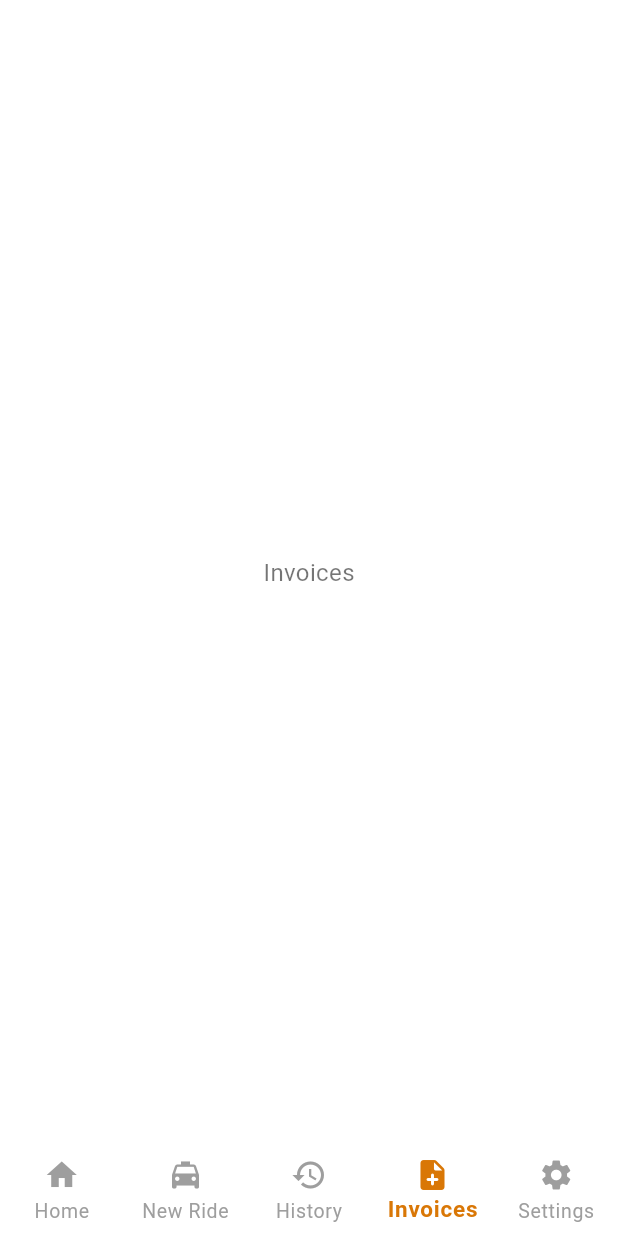
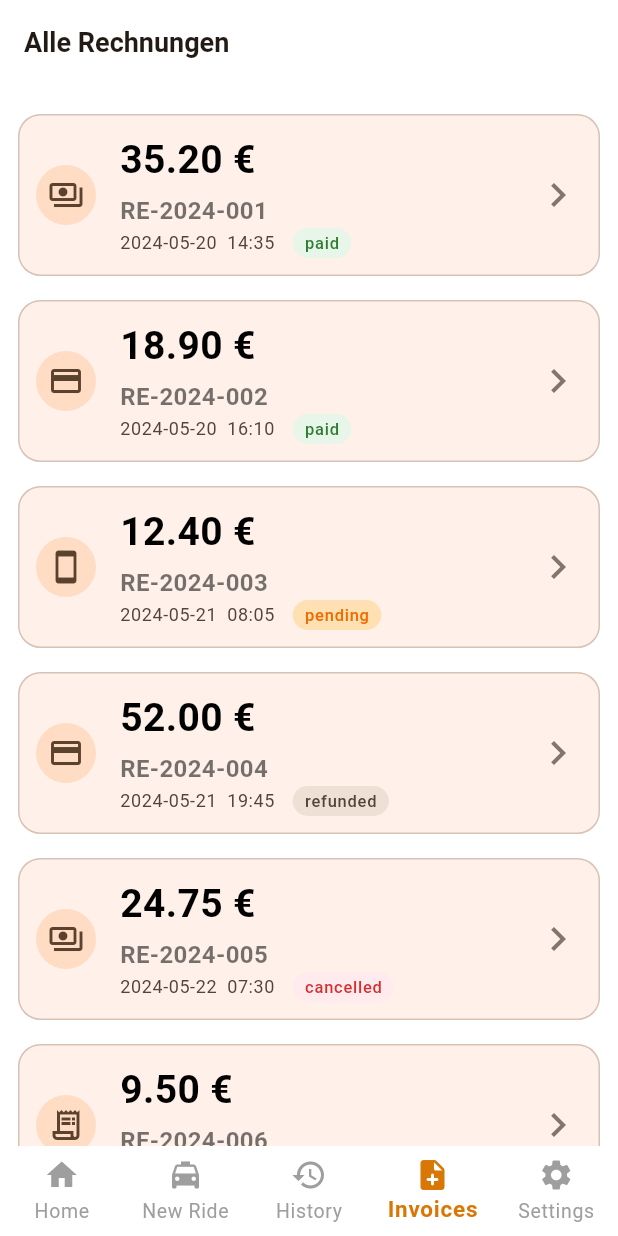
Before and after one commit to zynqly-smartkassa/zynqly, a Flutter app: the screen it shows after launch, item 4 of the bottom bar chosen, on a phone screen of 412 x 824 dp. Run offline on Flutter 3.47's test engine with Material 3 defaults, Android fonts, the phone set to English and light mode, and no system bars; our stand-ins replace dio, flutter_riverpod.

Commit message:
feat: add receipt list screen with reusable card widgets
Using Dummy Data that implements structure of openAPI to show all receipts screen

```diff
--- a/apps/mobile/lib/app/root_screen.dart
+++ b/apps/mobile/lib/app/root_screen.dart
@@ -1,4 +1,5 @@
 import 'package:flutter/material.dart';
+import 'package:zynqly_mobile/features/receipts/presentation/screens/all_receipts_screen.dart';
 import 'package:zynqly_mobile/features/rides/presentation/screens/all_rides_screen.dart';
 
 class RootScreen extends StatefulWidget {
@@ -15,7 +16,7 @@ class _RootScreenState extends State<RootScreen> {
     Center(child: Text('Home')),
     Center(child: Text('New Ride')),
     const AllRidesScreen(),
-    Center(child: Text('Invoices')),
+    const AllReceiptsScreen(),
     Center(child: Text('Settings')),
   ];
 
--- /dev/null
+++ b/apps/mobile/lib/features/receipts/data/dummy_receipts.dart
@@ -0,0 +1,69 @@
+import 'package:zynqly_mobile/features/receipts/data/models/receipt_list_dto.dart';
+
+/// Placeholder data shaped like `ReceiptListPage.content` of the OpenAPI spec,
+/// until the screen is wired to the backend.
+final List<ReceiptListDto> dummyReceipts = [
+  ReceiptListDto(
+    id: 1001,
+    receiptNumber: 'RE-2024-001',
+    issuedAt: DateTime.utc(2024, 5, 20, 14, 35),
+    paymentMethod: PaymentMethod.cash,
+    status: PaymentStatus.paid,
+    total: 35.20,
+    currency: Currency.eur,
+  ),
+  ReceiptListDto(
+    id: 1002,
+    receiptNumber: 'RE-2024-002',
+    issuedAt: DateTime.utc(2024, 5, 20, 16, 10),
+    paymentMethod: PaymentMethod.card,
+    status: PaymentStatus.paid,
+    total: 18.90,
+    currency: Currency.eur,
+  ),
+  ReceiptListDto(
+    id: 1003,
+    receiptNumber: 'RE-2024-003',
+    issuedAt: DateTime.utc(2024, 5, 21, 8, 5),
+    paymentMethod: PaymentMethod.app,
+    status: PaymentStatus.pending,
+    total: 12.40,
+    currency: Currency.eur,
+  ),
+  ReceiptListDto(
+    id: 1004,
+    receiptNumber: 'RE-2024-004',
+    issuedAt: DateTime.utc(2024, 5, 21, 19, 45),
+    paymentMethod: PaymentMethod.card,
+    status: PaymentStatus.refunded,
+    total: 52.00,
+    currency: Currency.eur,
+  ),
+  ReceiptListDto(
+    id: 1005,
+    receiptNumber: 'RE-2024-005',
+    issuedAt: DateTime.utc(2024, 5, 22, 7, 30),
+    paymentMethod: PaymentMethod.cash,
+    status: PaymentStatus.cancelled,
+    total: 24.75,
+    currency: Currency.eur,
+  ),
+  ReceiptListDto(
+    id: 1006,
+    receiptNumber: 'RE-2024-006',
+    issuedAt: DateTime.utc(2024, 5, 22, 12, 0),
+    paymentMethod: PaymentMethod.other,
+    status: PaymentStatus.paid,
+    total: 9.50,
+    currency: Currency.eur,
+  ),
+  ReceiptListDto(
+    id: 1007,
+    receiptNumber: 'RE-2024-007',
+    issuedAt: DateTime.utc(2024, 5, 23, 22, 15),
+    paymentMethod: PaymentMethod.app,
+    status: PaymentStatus.paid,
+    total: 1234.50,
+    currency: Currency.eur,
+  ),
+];
--- /dev/null
+++ b/apps/mobile/lib/features/receipts/data/models/receipt_list_dto.dart
@@ -0,0 +1,80 @@
+enum PaymentMethod {
+  cash('CASH'),
+  card('CARD'),
+  app('APP'),
+  other('OTHER');
+
+  const PaymentMethod(this.apiValue);
+
+  final String apiValue;
+
+  static PaymentMethod fromApi(String value) => values.firstWhere(
+    (method) => method.apiValue == value,
+    orElse: () => throw FormatException('Unknown payment method: $value'),
+  );
+}
+
+enum PaymentStatus {
+  pending('PENDING'),
+  paid('PAID'),
+  refunded('REFUNDED'),
+  cancelled('CANCELLED');
+
+  const PaymentStatus(this.apiValue);
+
+  final String apiValue;
+
+  static PaymentStatus fromApi(String value) => values.firstWhere(
+    (status) => status.apiValue == value,
+    orElse: () => throw FormatException('Unknown payment status: $value'),
+  );
+}
+
+enum Currency {
+  eur('EUR', '€');
+
+  const Currency(this.apiValue, this.symbol);
+
+  final String apiValue;
+  final String symbol;
+
+  static Currency fromApi(String value) => values.firstWhere(
+    (currency) => currency.apiValue == value,
+    orElse: () => throw FormatException('Unknown currency: $value'),
+  );
+}
+
+/// A single entry of the receipt list, see `ReceiptListDto` in the OpenAPI spec.
+class ReceiptListDto {
+  const ReceiptListDto({
+    required this.id,
+    required this.receiptNumber,
+    required this.issuedAt,
+    required this.paymentMethod,
+    required this.status,
+    required this.total,
+    required this.currency,
+  });
+
+  final int id;
+  final String receiptNumber;
+  final DateTime issuedAt;
+  final PaymentMethod paymentMethod;
+  final PaymentStatus status;
+
+  /// Total in [currency]. Only used for display, so `double` is sufficient.
+  final double total;
+  final Currency currency;
+
+  factory ReceiptListDto.fromJson(Map<String, dynamic> json) {
+    return ReceiptListDto(
+      id: json['id'] as int,
+      receiptNumber: json['receiptNumber'] as String,
+      issuedAt: DateTime.parse(json['issuedAt'] as String),
+      paymentMethod: PaymentMethod.fromApi(json['paymentMethod'] as String),
+      status: PaymentStatus.fromApi(json['status'] as String),
+      total: (json['total'] as num).toDouble(),
+      currency: Currency.fromApi(json['currency'] as String),
+    );
+  }
+}
--- /dev/null
+++ b/apps/mobile/lib/features/receipts/presentation/screens/all_receipts_screen.dart
@@ -0,0 +1,23 @@
+import 'package:flutter/material.dart';
+import 'package:zynqly_mobile/core/theme/app_spacing.dart';
+import 'package:zynqly_mobile/features/receipts/data/dummy_receipts.dart';
+import 'package:zynqly_mobile/features/receipts/presentation/widgets/receipt_card.dart';
+
+class AllReceiptsScreen extends StatelessWidget {
+  const AllReceiptsScreen({super.key});
+
+  @override
+  Widget build(BuildContext context) {
+    return Scaffold(
+      appBar: AppBar(title: const Text('Alle Rechnungen')),
+      body: dummyReceipts.isEmpty
+          ? const Center(child: Text('Keine Rechnungen vorhanden'))
+          : ListView.builder(
+              padding: const EdgeInsets.all(AppSpacing.md),
+              itemCount: dummyReceipts.length,
+              itemBuilder: (context, index) =>
+                  ReceiptCard(receipt: dummyReceipts[index]),
+            ),
+    );
+  }
+}
--- /dev/null
+++ b/apps/mobile/lib/features/receipts/presentation/widgets/payment_status_badge.dart
@@ -0,0 +1,43 @@
+import 'package:flutter/material.dart';
+import 'package:zynqly_mobile/core/theme/app_spacing.dart';
+import 'package:zynqly_mobile/core/theme/ride_colors.dart';
+import 'package:zynqly_mobile/features/receipts/data/models/receipt_list_dto.dart';
+
+class PaymentStatusBadge extends StatelessWidget {
+  const PaymentStatusBadge({super.key, required this.status});
+
+  final PaymentStatus status;
+
+  @override
+  Widget build(BuildContext context) {
+    final theme = Theme.of(context);
+    final colors = theme.extension<RideColors>()!;
+    final tint = switch (status) {
+      PaymentStatus.paid => colors.completed,
+      PaymentStatus.pending => colors.pending,
+      PaymentStatus.cancelled => colors.cancelled,
+      PaymentStatus.refunded => Tint(
+        foreground: theme.colorScheme.onSurfaceVariant,
+        background: theme.colorScheme.surfaceContainerHighest,
+      ),
+    };
+
+    return Container(
+      padding: const EdgeInsets.symmetric(
+        horizontal: AppSpacing.sm,
+        vertical: 2,
+      ),
+      decoration: BoxDecoration(
+        color: tint.background,
+        borderRadius: BorderRadius.circular(AppRadius.badge),
+      ),
+      child: Text(
+        status.name,
+        style: theme.textTheme.labelSmall?.copyWith(
+          color: tint.foreground,
+          fontWeight: FontWeight.w500,
+        ),
+      ),
+    );
+  }
+}
--- /dev/null
+++ b/apps/mobile/lib/features/receipts/presentation/widgets/receipt_card.dart
@@ -0,0 +1,97 @@
+import 'package:flutter/material.dart';
+import 'package:zynqly_mobile/core/theme/app_spacing.dart';
+import 'package:zynqly_mobile/features/receipts/data/models/receipt_list_dto.dart';
+import 'package:zynqly_mobile/features/receipts/presentation/widgets/payment_status_badge.dart';
+
+class ReceiptCard extends StatelessWidget {
+  const ReceiptCard({super.key, required this.receipt});
+
+  final ReceiptListDto receipt;
+
+  @override
+  Widget build(BuildContext context) {
+    final theme = Theme.of(context);
+
+    return Card(
+      elevation: 0,
+      shape: RoundedRectangleBorder(
+        borderRadius: BorderRadius.circular(AppRadius.card),
+        side: BorderSide(color: theme.colorScheme.outlineVariant),
+      ),
+      margin: const EdgeInsets.symmetric(vertical: AppSpacing.sm),
+      child: Padding(
+        padding: const EdgeInsets.all(AppSpacing.md),
+        child: Row(
+          children: [
+            CircleAvatar(
+              backgroundColor: theme.colorScheme.secondaryContainer,
+              child: Icon(
+                _paymentIcon(receipt.paymentMethod),
+                color: theme.colorScheme.onSecondaryContainer,
+              ),
+            ),
+            const SizedBox(width: AppSpacing.lg),
+            Expanded(
+              child: Column(
+                crossAxisAlignment: CrossAxisAlignment.start,
+                children: [
+                  Text(
+                    _formatAmount(receipt.total, receipt.currency),
+                    style: TextStyle(
+                      fontSize: 26,
+                      color: Colors.black,
+                      fontWeight: FontWeight.bold,
+                    ),
+                  ),
+                  SizedBox(height: AppSpacing.xs),
+                  Text(
+                    receipt.receiptNumber,
+                    maxLines: 1,
+                    overflow: TextOverflow.ellipsis,
+                    style: theme.textTheme.bodyMedium?.copyWith(
+                      fontWeight: FontWeight.bold,
+                    ),
+                  ),
+                  Row(
+                    children: [
+                      Text(
+                        _formatDateTime(receipt.issuedAt),
+                        style: theme.textTheme.bodySmall?.copyWith(
+                          color: theme.colorScheme.onSurfaceVariant,
+                        ),
+                      ),
+                      const SizedBox(width: AppSpacing.md),
+                      PaymentStatusBadge(status: receipt.status),
+                    ],
+                  ),
+                ],
+              ),
+            ),
+            Icon(
+              Icons.chevron_right,
+              color: theme.colorScheme.outline,
+              size: 32,
+            ),
+          ],
+        ),
+      ),
+    );
+  }
+
+  static IconData _paymentIcon(PaymentMethod method) => switch (method) {
+    PaymentMethod.cash => Icons.payments_outlined,
+    PaymentMethod.card => Icons.credit_card_outlined,
+    PaymentMethod.app => Icons.smartphone_outlined,
+    PaymentMethod.other => Icons.receipt_long_outlined,
+  };
+
+  static String _formatAmount(double amount, Currency currency) =>
+      '${amount.toStringAsFixed(2)} ${currency.symbol}';
+
+  static String _formatDateTime(DateTime dateTime) {
+    final local = dateTime.toLocal();
+    String two(int value) => value.toString().padLeft(2, '0');
+    return '${local.year}-${two(local.month)}-${two(local.day)}  '
+        '${two(local.hour)}:${two(local.minute)}';
+  }
+}
```
